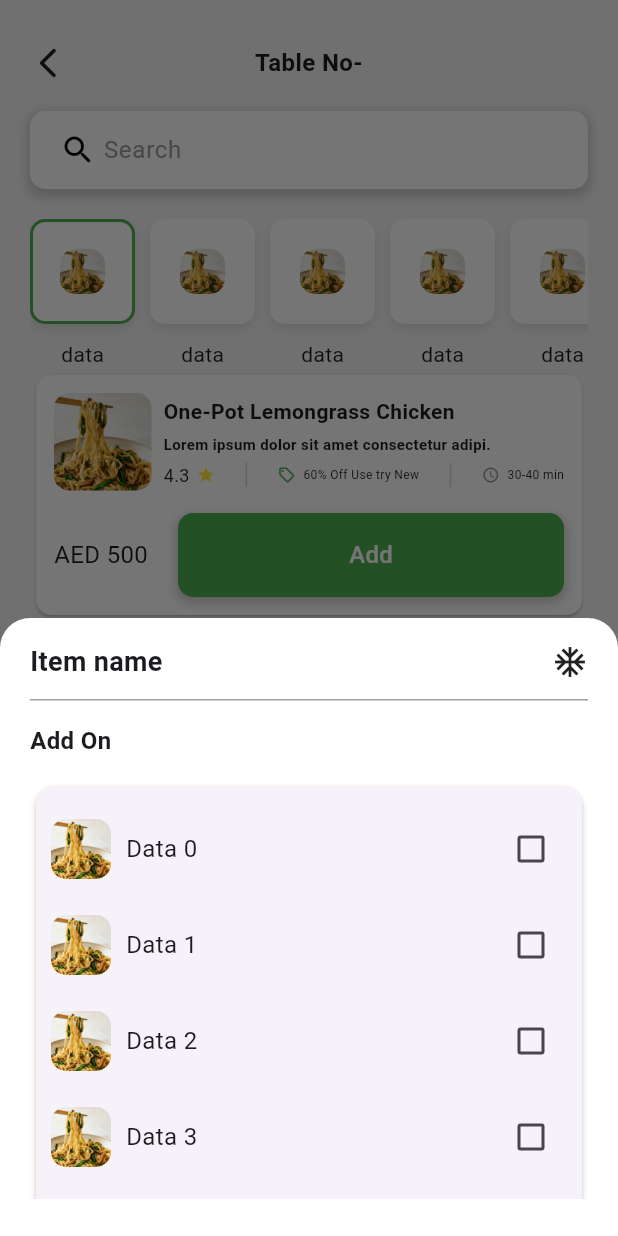
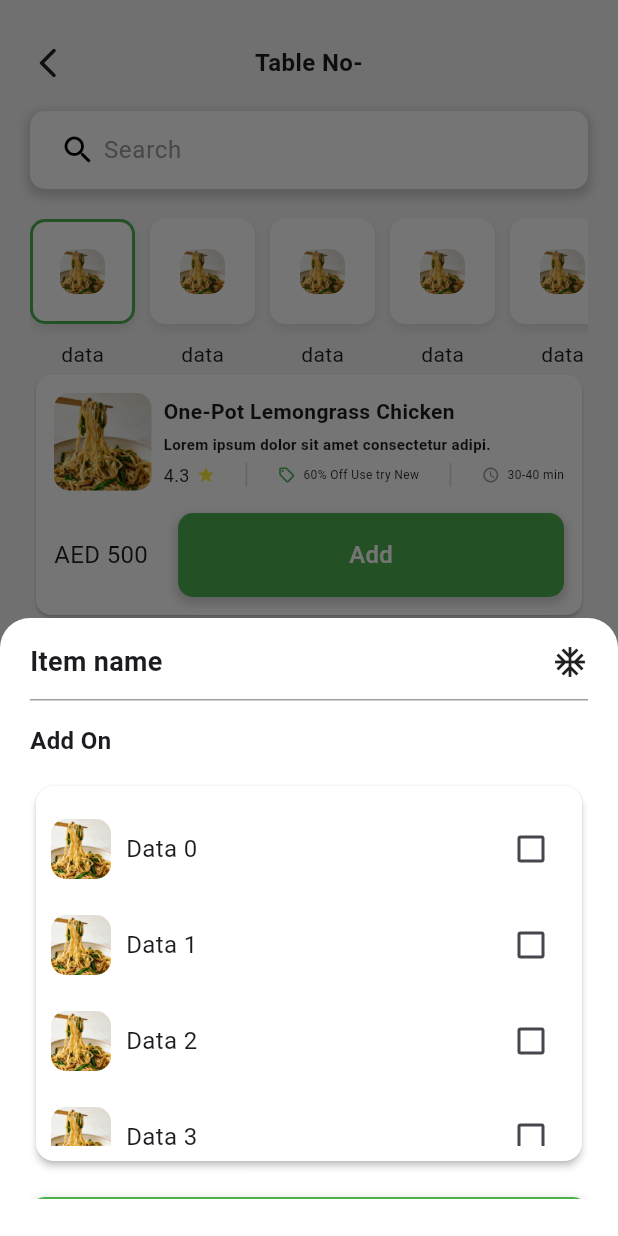
Before and after one commit to RakeshRajput9675/Gravito_flutter, a Flutter app: the ManualOrderScreen screen opened directly, after a tap on "Add", on a phone screen of 412 x 824 dp. Run offline on Flutter 3.47's test engine with Material 3 defaults, Android fonts, the phone set to English and light mode, and no system bars; our stand-ins replace flutter_otp_text_field, get, permission_handler; missing offline and left inert: dropdown_flutter.

Commit message:
place order screen half done

```diff
--- a/lib/screens/ManualOrderScreen.dart
+++ b/lib/screens/ManualOrderScreen.dart
@@ -1,5 +1,8 @@
 import 'package:flutter/material.dart';
+import 'package:get/get.dart';
+import 'package:get/get_core/src/get_main.dart';
 import 'package:gravito/screens/LoginScreen.dart';
+import 'package:gravito/screens/PlaceOrderScreen.dart';
 
 class ManualOrderScreen extends StatefulWidget {
   const ManualOrderScreen({super.key});
@@ -12,6 +15,7 @@ class _ManualOrderScreenState extends State<ManualOrderScreen> {
   final TextEditingController _searchController = TextEditingController();
   int selectedIndex = 0;
   bool isChecked = false;
+  Set<int> selectedItems = {};
 
 
   @override
@@ -292,30 +296,24 @@ class _ManualOrderScreenState extends State<ManualOrderScreen> {
                                           ),
                                           builder: (BuildContext context) {
                                             return DraggableScrollableSheet(
-                                              // ✅ enables smooth drag + flexible height
-                                              initialChildSize: 0.5,
-                                              // starts at half screen
                                               minChildSize: 0.3,
-                                              maxChildSize: 0.9,
+                                              maxChildSize: 0.5,
                                               expand: false,
                                               builder: (context,
                                                   scrollController) {
+                                                return StatefulBuilder(
+                                                  builder: (context,
+                                                      setModalState) {
                                                     return Padding(
                                                       padding: const EdgeInsets
                                                           .only(left: 20,
                                                           right: 20,
                                                           bottom: 25),
-                                                  child: SingleChildScrollView(
+                                                      child: ListView(
                                                         controller: scrollController,
-                                                    // ✅ connect to sheet scroll
-                                                    child: Column(
-                                                      crossAxisAlignment: CrossAxisAlignment
-                                                          .start,
                                                         children: [
                                                           const SizedBox(
                                                               height: 16),
-
-                                                        // 🔹 Header Row
                                                           const Row(
                                                             children: [
                                                               Expanded(
@@ -332,15 +330,14 @@ class _ManualOrderScreenState extends State<ManualOrderScreen> {
                                                                   .ac_unit_outlined),
                                                             ],
                                                           ),
-
                                                           const SizedBox(
                                                               height: 12),
-                                                        const Divider(height: 1,
-                                                            color: Colors.grey),
+                                                          const Divider(
+                                                              height: 1,
+                                                              color: Colors
+                                                                  .grey),
                                                           const SizedBox(
                                                               height: 15),
-
-                                                        // 🔹 Add On Title
                                                           const Text(
                                                             "Add On",
                                                             style: TextStyle(
@@ -349,27 +346,30 @@ class _ManualOrderScreenState extends State<ManualOrderScreen> {
                                                                   .w700,
                                                             ),
                                                           ),
-
                                                           const SizedBox(
                                                               height: 15),
 
-                                                        // 🔹 Add On List
+                                                          // 🔹 Dynamically sized card (auto height, scrolls after a point)
                                                           Card(
+                                                            color: Colors.white,
                                                             elevation: 2,
+                                                            child: ConstrainedBox(
+                                                              constraints: const BoxConstraints(
+                                                                maxHeight: 250, // 🔹 grows naturally up to 250, then scrolls
+                                                              ),
                                                               child: Padding(
                                                                 padding: const EdgeInsets
                                                                     .all(10),
                                                                 child: ListView
                                                                     .builder(
-
-                                                              controller: scrollController,
-                                                              // ✅ same scroll controller
                                                                   itemCount: 20,
-                                                              // Example: larger list
                                                                   shrinkWrap: true,
                                                                   itemBuilder: (
                                                                       context,
                                                                       index) {
+                                                                    final isChecked = selectedItems
+                                                                        .contains(
+                                                                        index);
                                                                     return Padding(
                                                                       padding: const EdgeInsets
                                                                           .symmetric(
@@ -398,19 +398,26 @@ class _ManualOrderScreenState extends State<ManualOrderScreen> {
                                                                                   fontSize: 16),
                                                                             ),
                                                                           ),
-                                                                      const SizedBox(
-                                                                        width: 10,),
                                                                           Checkbox(
                                                                             value: isChecked,
-                                                                        activeColor: Colors.green,
-                                                                        onChanged: (value) {
-                                                                          setState(() {
-                                                                            isChecked = value!;
+                                                                            activeColor: Colors
+                                                                                .green,
+                                                                            onChanged: (
+                                                                                value) {
+                                                                              setModalState(() {
+                                                                                if (value ==
+                                                                                    true) {
+                                                                                  selectedItems
+                                                                                      .add(
+                                                                                      index);
+                                                                                } else {
+                                                                                  selectedItems
+                                                                                      .remove(
+                                                                                      index);
+                                                                                }
                                                                               });
                                                                             },
-                                                                      )
-
-
+                                                                          ),
                                                                         ],
                                                                       ),
                                                                     );
@@ -418,9 +425,19 @@ class _ManualOrderScreenState extends State<ManualOrderScreen> {
                                                                 ),
                                                               ),
                                                             ),
+                                                          ),
+
+                                                          const SizedBox(
+                                                              height: 20),
+                                                          ButtonWidget(
+                                                              "View Bill Details", () {
+                                                            Get.to(
+                                                                PlaceOrderScreen());
+                                                          }),
                                                         ],
                                                       ),
-                                                  ),
+                                                    );
+                                                  },
                                                 );
                                               },
                                             );
@@ -436,7 +453,6 @@ class _ManualOrderScreenState extends State<ManualOrderScreen> {
                         ),
                       ),
                     );
-
                   },
                   itemCount: 10,
                   physics: NeverScrollableScrollPhysics(),
--- a/pubspec.yaml
+++ b/pubspec.yaml
@@ -69,6 +69,9 @@ flutter:
      - asset/images/image1.png
      - asset/images/img.png
      - asset/images/dialog.png
+     - asset/images/minus.png
+     - asset/images/plus.png
+
 
   #   - images/a_dot_ham.jpeg
 
```
Also changed, not shown: lib/screens/PlaceOrderScreen.dart (added, +184 -0 lines), asset/images/minus.png (added), asset/images/plus.png (added). Lines whose indentation alone changed are shown as unchanged.
